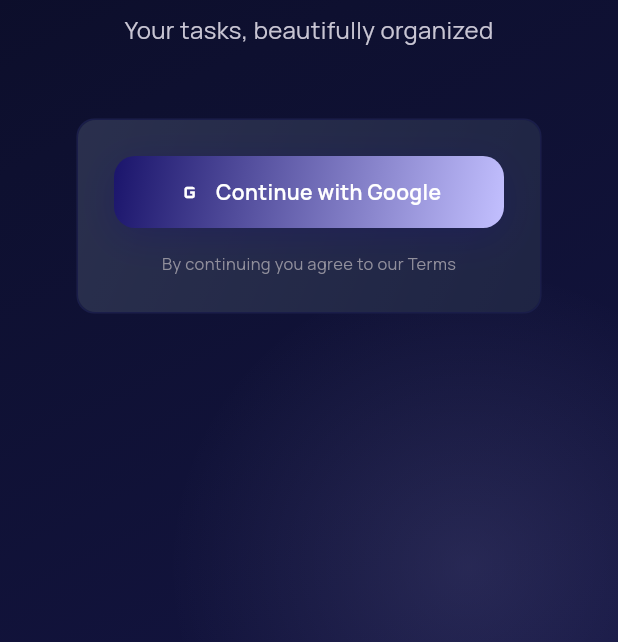
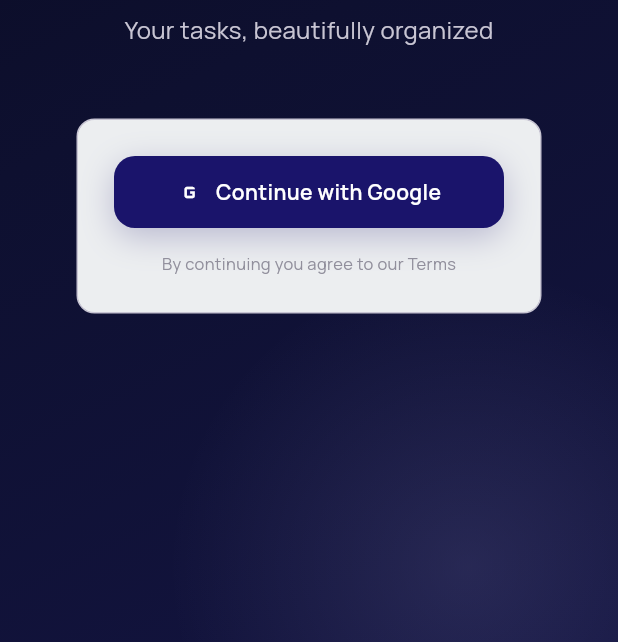
Before and after one commit to azrim/listd, a Flutter app: the screen it shows after launch, on a phone screen of 412 x 824 dp, the part 594-1236 px from its top. Run offline on Flutter 3.47's test engine with Material 3 defaults, Android fonts, the phone set to English and light mode, and no system bars; drawn by our look-alikes of flutter_animate; our stand-ins replace drift, drift_flutter, flutter_riverpod, flutter_secure_storage, go_router, google_fonts and 1 more; accounts and stored records are empty; generated files the repository leaves out were written again; statements that could not run were skipped.

Commit message:
feat(widgets): theme-aware glass card / button / text field
Removes hardcoded white-translucent overlays, AppColors.primary
gradients and dark surface literals from the GlassCard, GlassContainer,
GlassChip, GradientButton, GlassOutlinedButton, GlassTextField and
FocusedGlassTextField widgets so they pick up the active Stitch
ColorScheme.

These widgets are used everywhere (auth, planned, task lists,
settings), so this is the bulk of the visual fix for light mode.

- GlassCard / GlassContainer / GlassChip now render flat
  surfaceContainer surfaces with outlineVariant borders. Glow effect
  preserved when an explicit glowColor is passed.
- GradientButton / GlassOutlinedButton drop the AppColors.primary +
  primaryLight gradient and use scheme.primary / onPrimary so the
  pulse glow stays within the theme palette.
- GlassTextField / FocusedGlassTextField swap Colors.white-with-alpha
  fills for scheme.surfaceContainer (focused: surfaceContainerHigh)
  and outlineVariant borders.

No behavioral changes; tests still green.

Co-Authored-By: Devin AI <158243242+devin-ai-integration[bot]@users.noreply.github.com>

```diff
--- a/lib/widgets/glass_card.dart
+++ b/lib/widgets/glass_card.dart
@@ -1,10 +1,10 @@
 import 'package:flutter/material.dart';
-import '../theme/app_colors.dart';
 
-/// Glass-styled card that works on Linux desktop.
+/// Stitch-styled card surface used throughout the app.
 ///
-/// Uses layered gradient + border to simulate glass without BackdropFilter
-/// (which is not supported on Linux Flutter).
+/// Despite the legacy "Glass" name, this widget renders a flat
+/// theme-aware card so it looks correct under both light and dark
+/// Stitch indigo themes (no more BackdropFilter / hardcoded blue).
 class GlassCard extends StatelessWidget {
   const GlassCard({
     super.key,
@@ -27,25 +27,27 @@ class GlassCard extends StatelessWidget {
 
   @override
   Widget build(BuildContext context) {
-    final color = glowColor ?? AppColors.primary;
+    final scheme = Theme.of(context).colorScheme;
+    final hasGlow = glowColor != null;
+    final accent = glowColor ?? scheme.primary;
     return Container(
       width: width,
       margin: margin,
       decoration: BoxDecoration(
         borderRadius: BorderRadius.circular(borderRadius),
-        color: const Color(0xFF1A2040),
-        border: Border.all(color: color.withValues(alpha: 0.22), width: 1),
-        boxShadow: glowColor != null
+        color: scheme.surfaceContainer,
+        border: Border.all(
+          color: hasGlow
+              ? accent.withValues(alpha: 0.5)
+              : scheme.outlineVariant,
+          width: 1,
+        ),
+        boxShadow: hasGlow
             ? [
                 BoxShadow(
-                  color: color.withValues(alpha: 0.12),
+                  color: accent.withValues(alpha: 0.18),
                   blurRadius: 16,
                   offset: const Offset(0, 4),
-                ),
-                BoxShadow(
-                  color: Colors.black.withValues(alpha: 0.35),
-                  blurRadius: 8,
-                  offset: const Offset(0, 2),
                 ),
               ]
             : null,
@@ -55,28 +57,15 @@ class GlassCard extends StatelessWidget {
         child: InkWell(
           onTap: onTap,
           borderRadius: BorderRadius.circular(borderRadius),
-          child: Container(
-            padding: padding,
-            decoration: BoxDecoration(
-              borderRadius: BorderRadius.circular(borderRadius),
-              gradient: LinearGradient(
-                begin: Alignment.topLeft,
-                end: Alignment.bottomRight,
-                colors: [
-                  Colors.white.withValues(alpha: 0.07),
-                  Colors.white.withValues(alpha: 0.02),
-                ],
-              ),
-            ),
-            child: child,
-          ),
+          child: Padding(padding: padding ?? EdgeInsets.zero, child: child),
         ),
       ),
     );
   }
 }
 
-/// A glass-styled container with gradient border effect.
+/// A theme-aware container that previously rendered a translucent glass
+/// effect. Kept for backward compatibility with existing screens.
 class GlassContainer extends StatelessWidget {
   const GlassContainer({
     super.key,
@@ -91,29 +80,20 @@ class GlassContainer extends StatelessWidget {
 
   @override
   Widget build(BuildContext context) {
+    final scheme = Theme.of(context).colorScheme;
     return Container(
       padding: padding ?? const EdgeInsets.all(16),
       decoration: BoxDecoration(
-        gradient: LinearGradient(
-          begin: Alignment.topLeft,
-          end: Alignment.bottomRight,
-          colors: [
-            Colors.white.withValues(alpha: 0.15),
-            Colors.white.withValues(alpha: 0.05),
-          ],
-        ),
+        color: scheme.surfaceContainer,
         borderRadius: BorderRadius.circular(borderRadius),
-        border: Border.all(
-          color: Colors.white.withValues(alpha: 0.1),
-          width: 1,
-        ),
+        border: Border.all(color: scheme.outlineVariant, width: 1),
       ),
       child: child,
     );
   }
 }
 
-/// A small glass chip/badge widget.
+/// A small chip/badge widget that picks up the active theme.
 class GlassChip extends StatelessWidget {
   const GlassChip({
     super.key,
@@ -128,15 +108,13 @@ class GlassChip extends StatelessWidget {
 
   @override
   Widget build(BuildContext context) {
+    final scheme = Theme.of(context).colorScheme;
     return Container(
       padding: padding,
       decoration: BoxDecoration(
-        color: Colors.white.withValues(alpha: 0.1),
+        color: scheme.surfaceContainerHigh,
         borderRadius: BorderRadius.circular(borderRadius),
-        border: Border.all(
-          color: Colors.white.withValues(alpha: 0.15),
-          width: 1,
-        ),
+        border: Border.all(color: scheme.outlineVariant, width: 1),
       ),
       child: child,
     );
--- a/lib/widgets/gradient_button.dart
+++ b/lib/widgets/gradient_button.dart
@@ -1,8 +1,7 @@
 import 'package:flutter/material.dart';
 import 'package:google_fonts/google_fonts.dart';
-import '../theme/app_colors.dart';
 
-/// A gradient button with glow shadow effect
+/// A theme-aware primary call-to-action button.
 class GradientButton extends StatefulWidget {
   const GradientButton({
     super.key,
@@ -49,6 +48,7 @@ class _GradientButtonState extends State<GradientButton>
 
   @override
   Widget build(BuildContext context) {
+    final scheme = Theme.of(context).colorScheme;
     return AnimatedBuilder(
       animation: _pulseAnimation,
       builder: (context, child) {
@@ -58,10 +58,10 @@ class _GradientButtonState extends State<GradientButton>
             borderRadius: BorderRadius.circular(14),
             boxShadow: [
               BoxShadow(
-                color: AppColors.primary.withAlpha(
-                  (122 * (0.5 + _pulseAnimation.value * 0.3)).round(),
+                color: scheme.primary.withAlpha(
+                  (90 * (0.4 + _pulseAnimation.value * 0.3)).round(),
                 ),
-                blurRadius: 22,
+                blurRadius: 18,
                 offset: const Offset(0, 6),
               ),
             ],
@@ -71,11 +71,7 @@ class _GradientButtonState extends State<GradientButton>
       },
       child: DecoratedBox(
         decoration: BoxDecoration(
-          gradient: LinearGradient(
-            begin: Alignment.topLeft,
-            end: Alignment.bottomRight,
-            colors: [AppColors.primary, AppColors.primaryLight],
-          ),
+          color: scheme.primary,
           borderRadius: BorderRadius.circular(14),
         ),
         child: Material(
@@ -86,12 +82,14 @@ class _GradientButtonState extends State<GradientButton>
             child: Padding(
               padding: const EdgeInsets.symmetric(horizontal: 24, vertical: 14),
               child: widget.isLoading
-                  ? const SizedBox(
+                  ? SizedBox(
                       width: 20,
                       height: 20,
                       child: CircularProgressIndicator(
                         strokeWidth: 2,
-                        valueColor: AlwaysStoppedAnimation<Color>(Colors.white),
+                        valueColor: AlwaysStoppedAnimation<Color>(
+                          scheme.onPrimary,
+                        ),
                       ),
                     )
                   : Row(
@@ -99,13 +97,13 @@ class _GradientButtonState extends State<GradientButton>
                       mainAxisAlignment: MainAxisAlignment.center,
                       children: [
                         if (widget.icon != null) ...[
-                          Icon(widget.icon, color: Colors.white, size: 18),
+                          Icon(widget.icon, color: scheme.onPrimary, size: 18),
                           const SizedBox(width: 8),
                         ],
                         Text(
                           widget.label,
                           style: GoogleFonts.manrope(
-                            color: Colors.white,
+                            color: scheme.onPrimary,
                             fontSize: 14,
                             fontWeight: FontWeight.w600,
                           ),
@@ -137,7 +135,8 @@ class GlassOutlinedButton extends StatelessWidget {
 
   @override
   Widget build(BuildContext context) {
-    final effectiveColor = color ?? AppColors.textPrimary;
+    final scheme = Theme.of(context).colorScheme;
+    final effectiveColor = color ?? scheme.onSurface;
 
     return OutlinedButton(
       onPressed: onPressed,
```
Also changed, not shown: lib/widgets/glass_text_field.dart (+25 -26 lines).
